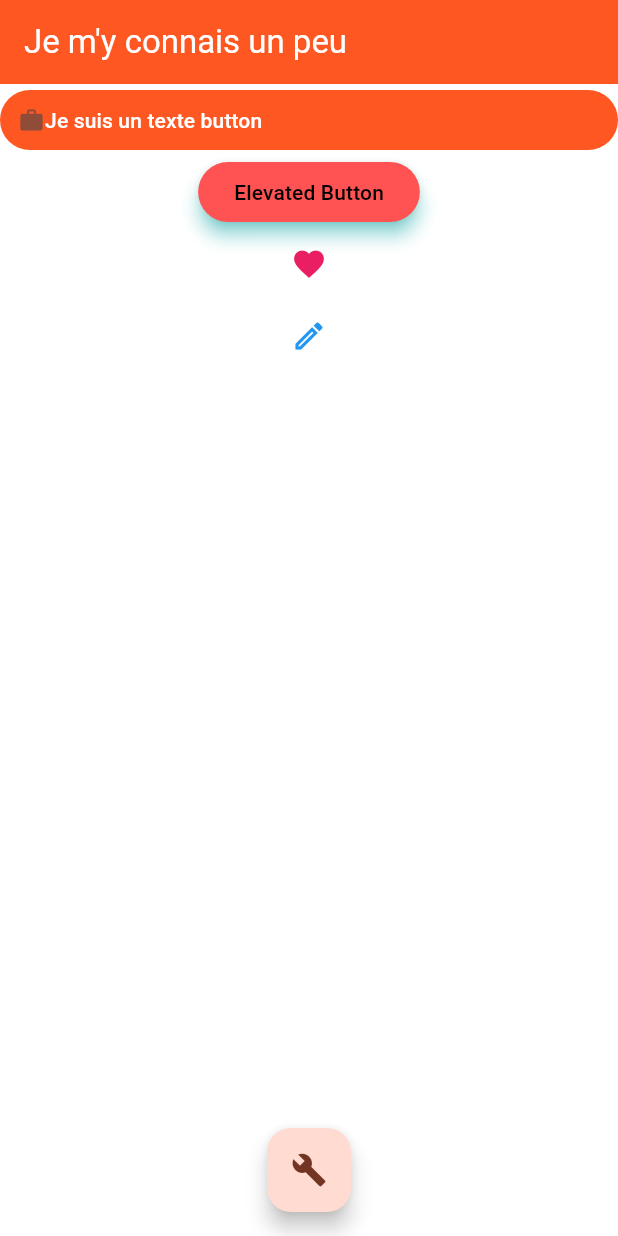
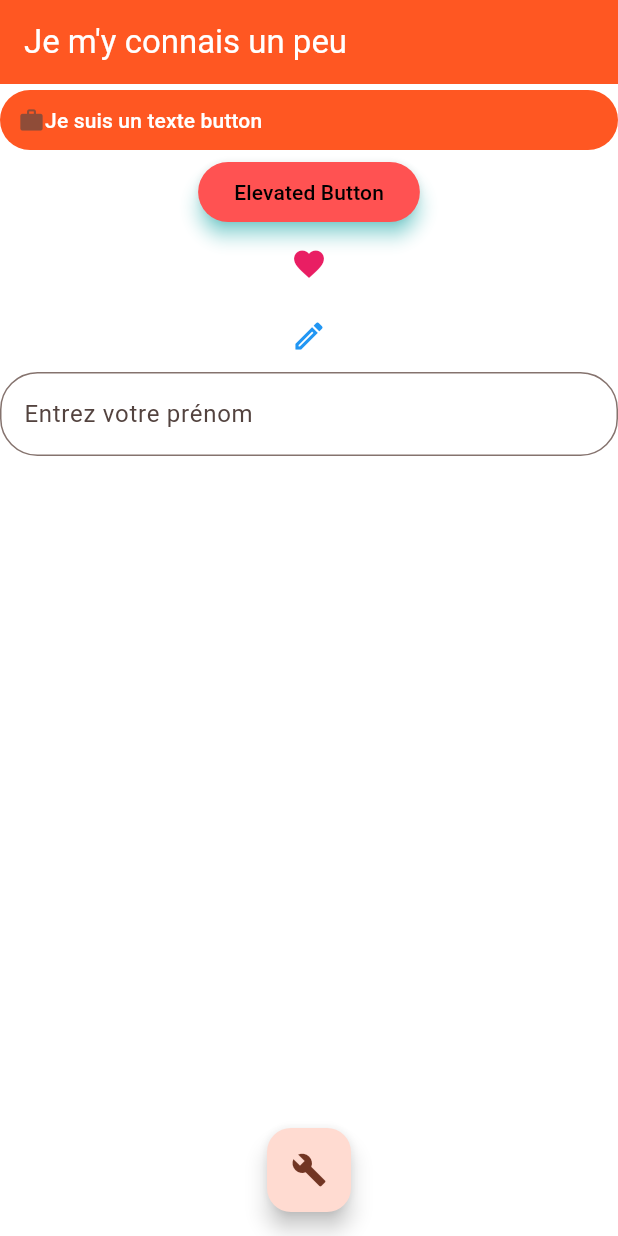
Before and after one commit to MaximeBel24/Flutter_Widget_Interactifs, a Flutter app: the screen it shows after launch, on a phone screen of 412 x 824 dp. Run offline on Flutter 3.47's test engine with Material 3 defaults, Android fonts, the phone set to English and light mode, and no system bars.

Commit message:
ajout d'un TextField

```diff
--- a/lib/interactif_page.dart
+++ b/lib/interactif_page.dart
@@ -14,6 +14,7 @@ class InteractifPageState extends State<InteractifPage> {
   bool textButtonPressed = true;
   Color elevatedColorBackgroundBottom = Colors.redAccent;
   IconData icon = Icons.favorite;
+  String prenom = "";
 
   @override
   void initState() {
@@ -83,7 +84,21 @@ class InteractifPageState extends State<InteractifPage> {
             icon: const Icon(Icons.edit_outlined),
             color: Colors.blue,
             splashColor: Colors.blueAccent,
-          )
+          ),
+          TextField(
+            obscureText: false,
+            decoration: InputDecoration(
+                hintText: "Entrez votre prénom",
+              border: OutlineInputBorder(borderRadius: BorderRadius.circular(25))
+            ),
+            keyboardType: TextInputType.emailAddress,
+            onChanged: (newString) {
+              setState(() {
+                prenom = newString;
+              });
+            },
+          ),
+          Text(prenom)
         ],
       ),),
       floatingActionButton: FloatingActionButton(
```
